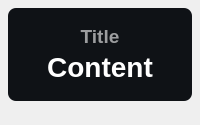
The window that ui/default/dark/widget-base.ui (RinLit-233-shiroko/Class-Widgets) describes before a commit, drawn with Qt 5.
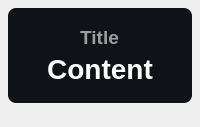
The same window after the commit.

```diff
--- a/ui/default/dark/widget-base.ui
+++ b/ui/default/dark/widget-base.ui
@@ -7,7 +7,7 @@
     <x>0</x>
     <y>0</y>
     <width>200</width>
-    <height>125</height>
+    <height>127</height>
    </rect>
   </property>
   <property name="minimumSize">
@@ -64,9 +64,11 @@
        <number>14</number>
       </property>
       <item>
+       <layout class="QHBoxLayout" name="titleLayout">
+        <item>
        <widget class="QLabel" name="title">
         <property name="sizePolicy">
-         <sizepolicy hsizetype="Expanding" vsizetype="Maximum">
+           <sizepolicy hsizetype="Maximum" vsizetype="Maximum">
           <horstretch>0</horstretch>
           <verstretch>0</verstretch>
          </sizepolicy>
@@ -95,6 +97,10 @@
         </property>
        </widget>
       </item>
+       </layout>
+      </item>
+      <item>
+       <layout class="QHBoxLayout" name="contentLayout">
       <item>
        <widget class="QLabel" name="content">
         <property name="sizePolicy">
@@ -127,6 +133,8 @@
          <set>Qt::AlignCenter</set>
         </property>
        </widget>
+        </item>
+       </layout>
       </item>
      </layout>
     </widget>
```
Lines whose indentation alone changed are shown as unchanged.
